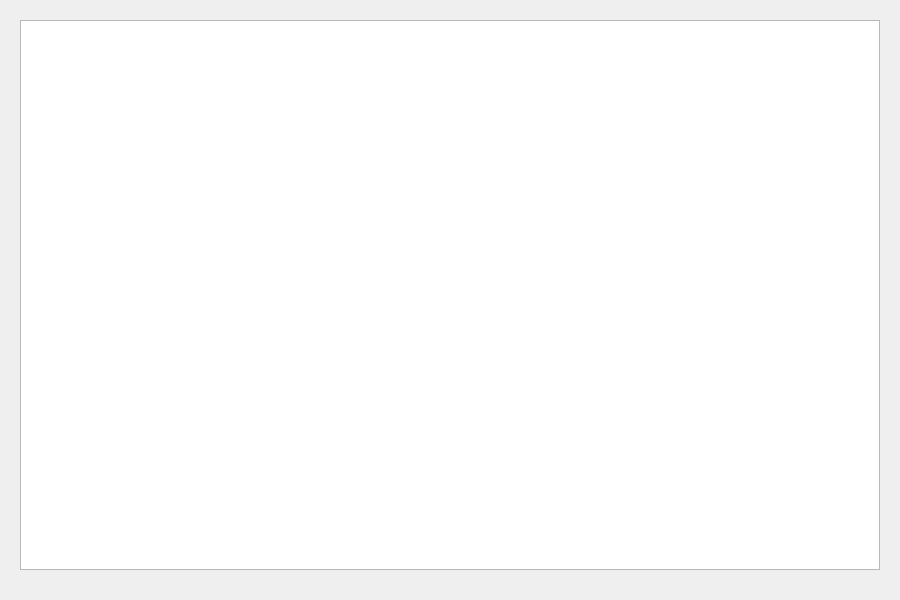
Above: LockBox/passwordlist.ui from Anaswara-Suresh/password-manager before the change. Below: the same form after it.
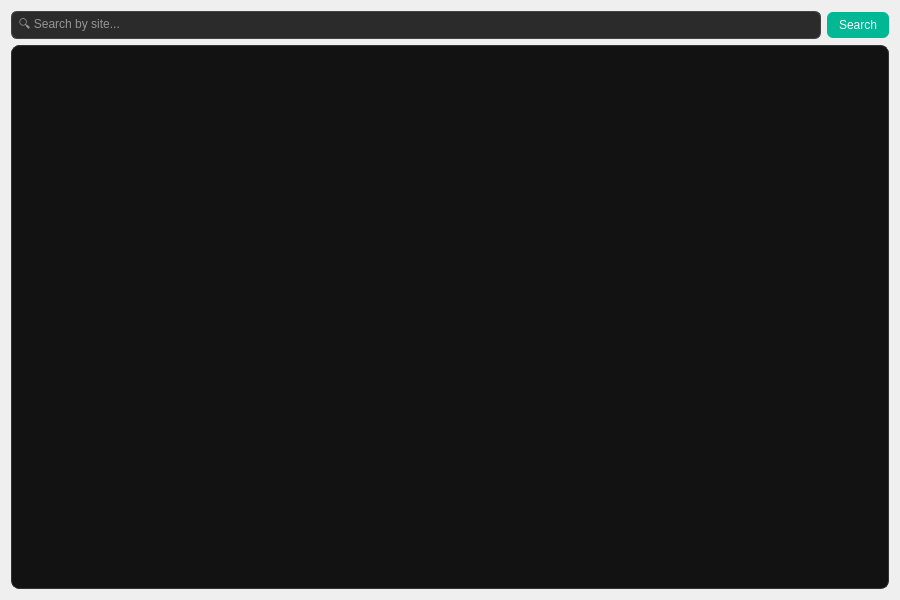
That is the form after the change.

Commit message: Implemented search functionality with search-as-you-type feature

What changed in the file:
```diff
--- a/LockBox/passwordlist.ui
+++ b/LockBox/passwordlist.ui
@@ -13,16 +13,123 @@
   <property name="windowTitle">
    <string>Saved Passwords</string>
   </property>
-  <widget class="QTableWidget" name="tableWidget">
-   <property name="geometry">
-    <rect>
-     <x>20</x>
-     <y>20</y>
-     <width>860</width>
-     <height>550</height>
-    </rect>
-   </property>
-  </widget>
+
+  <!-- Main vertical layout -->
+  <layout class="QVBoxLayout" name="verticalLayout" stretch="0,1">
+   <item>
+    <!-- Search bar row -->
+    <layout class="QHBoxLayout" name="searchLayout">
+     <item>
+      <widget class="QLineEdit" name="searchEdit">
+       <property name="placeholderText">
+        <string>🔍 Search by site...</string>
+       </property>
+       <property name="clearButtonEnabled">
+        <bool>true</bool>
+       </property>
+       <property name="styleSheet">
+        <string notr="true">
+         QLineEdit {
+             background-color: #2b2b2b;
+             color: #ffffff;
+             border: 1px solid #444;
+             border-radius: 6px;
+             padding: 5px;
+         }
+         QLineEdit:focus {
+             border: 1px solid #00b894;
+         }
+        </string>
+       </property>
+      </widget>
+     </item>
+     <item>
+      <widget class="QPushButton" name="searchButton">
+       <property name="text">
+        <string>Search</string>
+       </property>
+       <property name="toolTip">
+        <string>Click to search by site name</string>
+       </property>
+       <property name="styleSheet">
+        <string notr="true">
+         QPushButton {
+             background-color: #00b894;
+             color: white;
+             border: none;
+             border-radius: 6px;
+             padding: 6px 12px;
+         }
+         QPushButton:hover {
+             background-color: #00d0a0;
+         }
+         QPushButton:pressed {
+             background-color: #009970;
+         }
+        </string>
+       </property>
+      </widget>
+     </item>
+    </layout>
+   </item>
+
+   <!-- Table for password list -->
+   <item>
+    <widget class="QTableWidget" name="tableWidget">
+     <property name="alternatingRowColors">
+      <bool>true</bool>
+     </property>
+     <property name="selectionBehavior">
+      <enum>QAbstractItemView::SelectRows</enum>
+     </property>
+     <property name="editTriggers">
+      <enum>QAbstractItemView::NoEditTriggers</enum>
+     </property>
+     <property name="showGrid">
+      <bool>true</bool>
+     </property>
+     <property name="gridStyle">
+      <enum>Qt::SolidLine</enum>
+     </property>
+     <property name="sortingEnabled">
+      <bool>true</bool>
+     </property>
+     <property name="styleSheet">
+      <string notr="true">
+       QHeaderView::section {
+           background-color: #1f1f1f;
+           color: white;
+           padding: 6px;
+           border: none;
+           font-weight: bold;
+       }
+       QTableWidget {
+           gridline-color: #333;
+           background-color: #121212;
+           color: #e0e0e0;
+           alternate-background-color: #1e1e1e;
+           selection-background-color: #00b894;
+           selection-color: #ffffff;
+           border: 1px solid #333;
+           border-radius: 8px;
+       }
+       QScrollBar:vertical {
+           background: #1f1f1f;
+           width: 12px;
+           margin: 0px;
+       }
+       QScrollBar::handle:vertical {
+           background: #444;
+           border-radius: 6px;
+       }
+       QScrollBar::handle:vertical:hover {
+           background: #00b894;
+       }
+      </string>
+     </property>
+    </widget>
+   </item>
+  </layout>
  </widget>
  <resources/>
  <connections/>
```
Left out of the diff: 1 changed line with no effect on the pictures. The commit also changes 4 other files.
